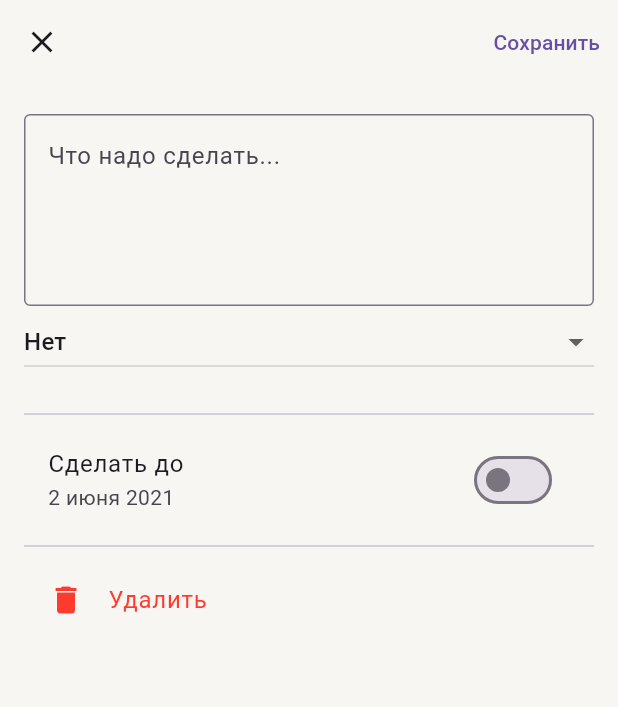
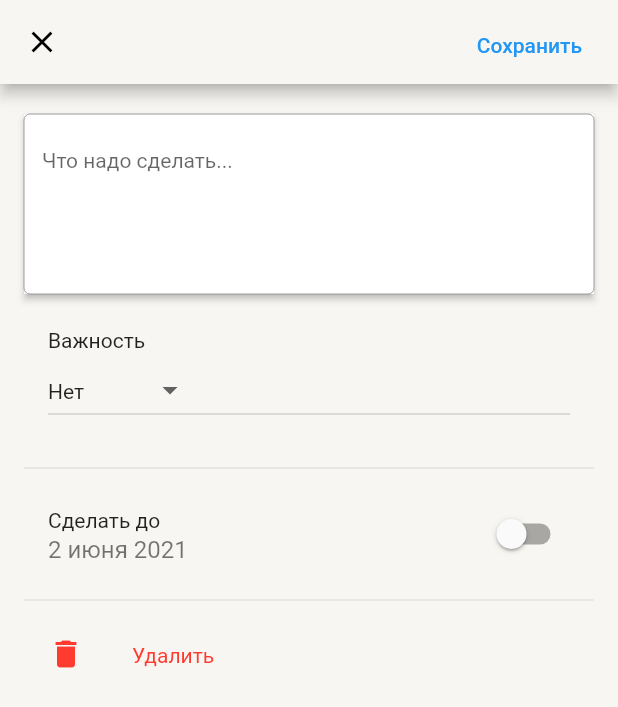
Before and after one commit to VARWA/todo, a Flutter app: the screen it shows after launch, after a tap on the "info outline" icon, on a phone screen of 412 x 824 dp. Shown: the top 707 px of the screen. Run offline on Flutter 3.47's test engine with Material 2 defaults, Android fonts, the phone set to English and light mode, and no system bars; our stand-ins replace logger, sqflite; accounts and stored records are empty.

Commit message:
bugs fixed

```diff
--- a/lib/change_task_screen/change_task_screen_widget.dart
+++ b/lib/change_task_screen/change_task_screen_widget.dart
@@ -1,4 +1,5 @@
 import 'package:flutter/material.dart';
+import 'package:logger/logger.dart';
 import 'package:todo/models/task_model.dart';
 import 'package:todo/themes/src/light_theme.dart';
 
@@ -46,49 +47,86 @@ class _ChangeTaskScreenWidgetState extends State<ChangeTaskScreenWidget> {
 
   @override
   Widget build(BuildContext context) {
+    Logger logging = Logger(printer: PrettyPrinter());
+    var textController = TextEditingController();
+
     return Scaffold(
       backgroundColor: Theme.of(context).scaffoldBackgroundColor,
       appBar: AppBar(
         leading: IconButton(
-            icon: const Icon(Icons.close),
+            icon: const Icon(
+              Icons.close,
+            ),
+            color: LightThemeColors.labelPrimary,
             onPressed: () {
               Navigator.of(context).pop();
             }),
         actions: [
-          TextButton(
+          Padding(
+            padding: const EdgeInsets.only(right: 16),
+            child: TextButton(
               onPressed: () {
+                Task newTask = Task(
+                  id: 4,
+                  task_name: textController.text,
+                  date_deadline: deadlineDate,
+                  priority_level: 0,
+                );
+                logging.i('$newTask');
                 Navigator.of(context).pop();
               },
               child: const Text('Сохранить'),
+            ),
           ),
         ],
       ),
       body: Padding(
         padding: const EdgeInsets.only(top: 20, right: 16, left: 16),
-        child: Container(
         child: ListView(
           children: [
             Column(
               crossAxisAlignment: CrossAxisAlignment.start,
               mainAxisAlignment: MainAxisAlignment.start,
               children: [
-                  DescriptionWriteTaskWidget(),
-                  DropdownButton<String>(
+                Material(
+                  elevation: 2,
+                  child: TextField(
+                    controller: textController,
+                    minLines: 4,
+                    maxLines: 50,
+                    decoration: const InputDecoration(
+                        filled: true,
+                        fillColor: LightThemeColors.white,
+                        enabledBorder: OutlineInputBorder(
+                          borderSide:
+                              BorderSide(color: Colors.grey, width: 0.0),
+                        ),
+                        border: OutlineInputBorder(
+                          gapPadding: 8,
+                        ),
+                        hintText: 'Что надо сделать...'),
+                  ),
+                ),
+                const SizedBox(height: 16),
+                ListTile(
+                  title: const Text('Важность'),
+                  subtitle: DropdownButton<String>(
                     value: priorityValue,
-                    isExpanded: true,
+                    // isExpanded: true,
                     onChanged: (String? value) {
                       setState(() {
                         priorityValue = value!;
                       });
                     },
                     items: ['Нет', 'Низкий', '!! Высокий']
-                        .map<DropdownMenuItem<String>>((String value) {
+                        .map<DropdownMenuItem<String>>(
+                      (String value) {
                         if (value == '!! Высокий') {
                           return DropdownMenuItem<String>(
                             value: value,
                             child: Text(
                               value,
-                            style: TextStyle(color: LightThemeColors.red),
+                              style: const TextStyle(color: LightThemeColors.red),
                             ),
                           );
                         } else {
@@ -97,7 +135,9 @@ class _ChangeTaskScreenWidgetState extends State<ChangeTaskScreenWidget> {
                             child: Text(value),
                           );
                         }
-                    }).toList(),
+                      },
+                    ).toList(),
+                  ),
                 ),
                 const SizedBox(height: 16),
                 const Divider(),
@@ -120,7 +160,6 @@ class _ChangeTaskScreenWidgetState extends State<ChangeTaskScreenWidget> {
               ],
             ),
           ],
-          ),
         ),
       ),
     );
@@ -153,19 +192,3 @@ class DeleteTaskWidget extends StatelessWidget {
     );
   }
 }
-
-class DescriptionWriteTaskWidget extends StatelessWidget {
-  const DescriptionWriteTaskWidget({
-    super.key,
-  });
-
-  @override
-  Widget build(BuildContext context) {
-    return TextField(
-      minLines: 4,
-      maxLines: 50,
-      decoration: InputDecoration(
-          border: OutlineInputBorder(), hintText: 'Что надо сделать...'),
-    );
-  }
-}
--- a/lib/main_screen/main_screen_widget.dart
+++ b/lib/main_screen/main_screen_widget.dart
@@ -4,6 +4,7 @@ import 'package:todo/navigation/routes.dart';
 import 'package:todo/themes/src/light_theme.dart';
 
 import '../models/task_model.dart';
+import '../themes/src/constants.dart';
 
 class MainScreenWidget extends StatefulWidget {
   const MainScreenWidget({Key? key}) : super(key: key);
@@ -48,19 +49,16 @@ class TasksListWidget extends StatefulWidget {
   State<TasksListWidget> createState() => _TasksListWidgetState();
 }
 
-// List<Task> downloadList(BuildContext context) {
-//   return context.read<MainScreenModel>().global_list_tasks;
-// }
-
 class _TasksListWidgetState extends State<TasksListWidget> {
   Logger logger = Logger(printer: PrettyPrinter());
 
-  // DBHelper? dbHelper;
-  // late Future<List<Task>> _tasks_list;
-
   final _tasks_list = <Task>[
-    Task(id: 1, task_name: 'Наконец-то сделать экран', priority_level: 0),
-    Task(id: 2, task_name: 'Наконец-то сделать кнопки', priority_level: 0),
+    Task(id: 1, task_name: 'Наконец-то сделать экран', priority_level: 1),
+    Task(
+        id: 2,
+        completed: true,
+        task_name: 'Наконец-то сделать кнопки',
+        priority_level: 0),
     Task(
         id: 3,
         task_name: 'Наконец-то сделать все остальное',
@@ -70,8 +68,12 @@ class _TasksListWidgetState extends State<TasksListWidget> {
         id: 5,
         task_name: 'Наконец-то сделать фон Приоритет у дела',
         priority_level: 0),
-    Task(id: 1, task_name: 'Наконец-то сделать экран', priority_level: 0),
-    Task(id: 2, task_name: 'Наконец-то сделать кнопки', priority_level: 0),
+    Task(id: 1, task_name: 'Наконец-то сделать экран', priority_level: 2),
+    Task(
+        id: 2,
+        task_name: 'Наконец-то сделать кнопки',
+        priority_level: 0,
+        date_deadline: DateTime.tryParse('2002.2.3')),
     Task(
         id: 3,
         task_name: 'Наконец-то сделать все остальное',
@@ -94,18 +96,6 @@ class _TasksListWidgetState extends State<TasksListWidget> {
         priority_level: 0),
   ];
 
-  // @override
-  // void initState() {
-  //   super.initState();
-  //   // dbHelper = DBHelper();
-  //   // loadData();
-  // }
-  //
-  // loadData() async {
-  //   // _tasks_list = dbHelper!.getDataList();
-  //   // logger.i("GETTED LIST: $_tasks_list");
-  // }
-
   @override
   Widget build(BuildContext context) {
     // final _tasks_list = context.read<MainScreenModel>().global_list_tasks;
@@ -115,8 +105,11 @@ class _TasksListWidgetState extends State<TasksListWidget> {
         const CompletedCountWidget(),
         const SizedBox(height: 30),
         Padding(
-          padding: const EdgeInsets.only(right: 8, left: 8),
+          padding: const EdgeInsets.only(right: 8, left: 8, bottom: 20),
           child: Card(
+            shape: RoundedRectangleBorder(
+              borderRadius: BorderRadius.circular(20),
+            ),
             elevation: 4,
             shadowColor: Colors.black,
             color: Theme.of(context).cardColor,
@@ -163,7 +156,6 @@ class _TasksListWidgetState extends State<TasksListWidget> {
                       );
                     } else {
                       return ListTile(
-                        horizontalTitleGap: 24,
                         leading: const Icon(
                           Icons.add,
                           color: Colors.transparent,
@@ -185,11 +177,16 @@ class _TasksListWidgetState extends State<TasksListWidget> {
   }
 }
 
-class CompletedCountWidget extends StatelessWidget {
+class CompletedCountWidget extends StatefulWidget {
   const CompletedCountWidget({
     super.key,
   });
 
+  @override
+  State<CompletedCountWidget> createState() => _CompletedCountWidgetState();
+}
+
+class _CompletedCountWidgetState extends State<CompletedCountWidget> {
   @override
   Widget build(BuildContext context) {
     return const Padding(
@@ -218,36 +215,58 @@ class MainAppBarWidget extends StatelessWidget {
 
   @override
   Widget build(BuildContext context) {
-    return const SliverAppBar(
+    return SliverAppBar(
       backgroundColor: LightThemeColors.backPrimary,
       pinned: true,
       snap: false,
       floating: false,
       expandedHeight: 124,
       flexibleSpace: FlexibleSpaceBar(
-        title: Text('Мои дела'),
+        title: Text(
+          'Мои дела',
+          style: TextStyle(color: LightThemeColors.labelPrimary),
+          // style: largeTitleTextStyle,
+        ),
       ),
     );
   }
 }
 
-class TaskInListWidget extends StatelessWidget {
+class TaskInListWidget extends StatefulWidget {
   final Task task;
 
   const TaskInListWidget({super.key, required this.task});
 
   @override
+  State<TaskInListWidget> createState() => _TaskInListWidgetState();
+}
+
+class _TaskInListWidgetState extends State<TaskInListWidget> {
+  @override
   Widget build(BuildContext context) {
+    if (widget.task.completed) {
+      Color checkBoxColor = LightThemeColors.green;
+    } else {
+      if (widget.task.priority_level == 3) {
+        Color checkBoxColor = LightThemeColors.red;
+      }
+    }
+
     return ListTile(
         horizontalTitleGap: 0,
         leading: Checkbox(
-          value: task.completed,
+          value: widget.task.completed,
           checkColor: LightThemeColors.green,
-          onChanged: (bool? value) {},
+          onChanged: (bool? value) {
+            setState() {
+              widget.task.completed = !widget.task.completed;
+            }
+          },
         ),
         title: Text(
-          task.task_name,
+          widget.task.task_name,
         ),
+        subtitle: Text(widget.task.date_deadline.toString()),
         trailing: IconButton(
           icon: const Icon(
             Icons.info_outline_rounded,
--- a/lib/themes/src/light_theme.dart
+++ b/lib/themes/src/light_theme.dart
@@ -5,10 +5,10 @@ import 'package:todo/themes/src/text_theme.dart';
 ThemeData lightThemeData() {
   return ThemeData(
     brightness: Brightness.light,
-    useMaterial3: true,
-    primaryColor: Colors.orange,
+    // useMaterial3: true,
+    primaryColor: LightThemeColors.blue,
     fontFamily: 'Roboto',
-    // textTheme: createTextTheme(),
+    textTheme: createTextTheme(),
     scaffoldBackgroundColor: LightThemeColors.backPrimary,
     cardColor: LightThemeColors.white,
     floatingActionButtonTheme: const FloatingActionButtonThemeData(
--- a/lib/themes/src/text_theme.dart
+++ b/lib/themes/src/text_theme.dart
@@ -2,10 +2,15 @@ import 'package:flutter/material.dart';
 import 'package:todo/themes/src/constants.dart';
 
 TextTheme createTextTheme() {
-  return const TextTheme(titleLarge: largeTitleTextStyle,
-    titleMedium: titleTextStyle,
-    // button: buttonTextStyle,
+  return const TextTheme(
+    titleLarge: largeTitleTextStyle,
+    // titleMedium: titleTextStyle,
+    displayMedium: titleTextStyle,
+
     bodyMedium: bodyTextStyle,
-    // subtitle1: subheadTextStyle,
+    titleMedium: subheadTextStyle,
+
+    titleSmall: subheadTextStyle,
+    labelLarge: buttonTextStyle,
   );
 }
```
Also changed, not shown: lib/task_list_model.dart (added, +20 -0 lines), lib/themes/src/constants.dart (+6 -5 lines). Lines whose indentation alone changed are shown as unchanged.
